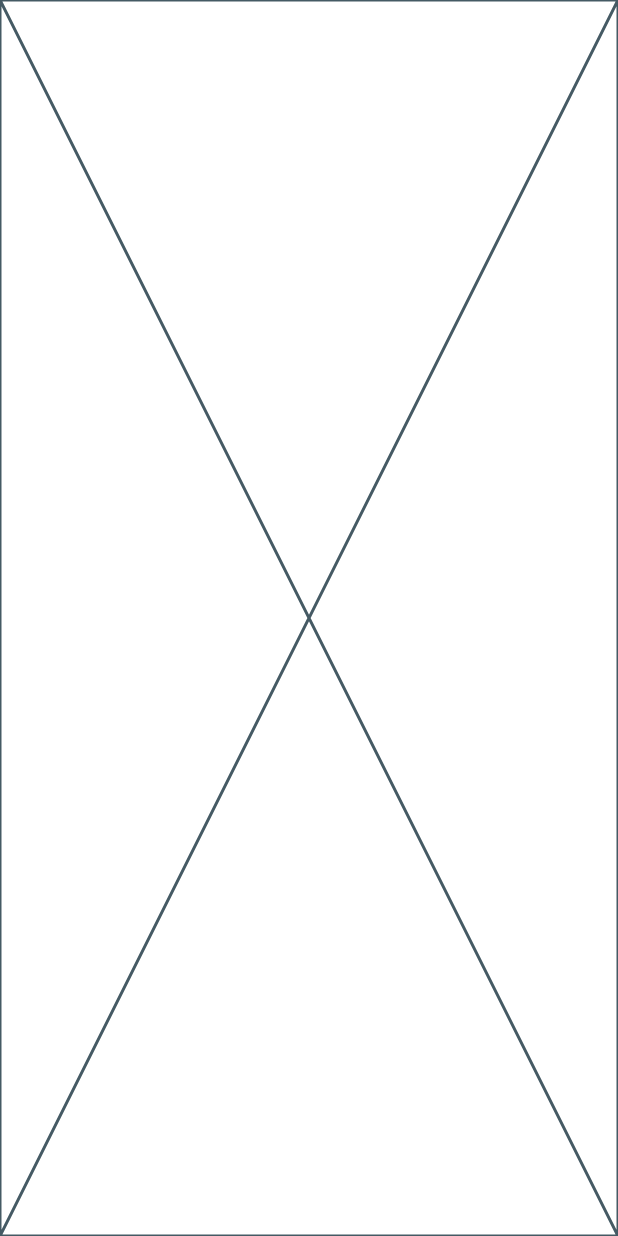
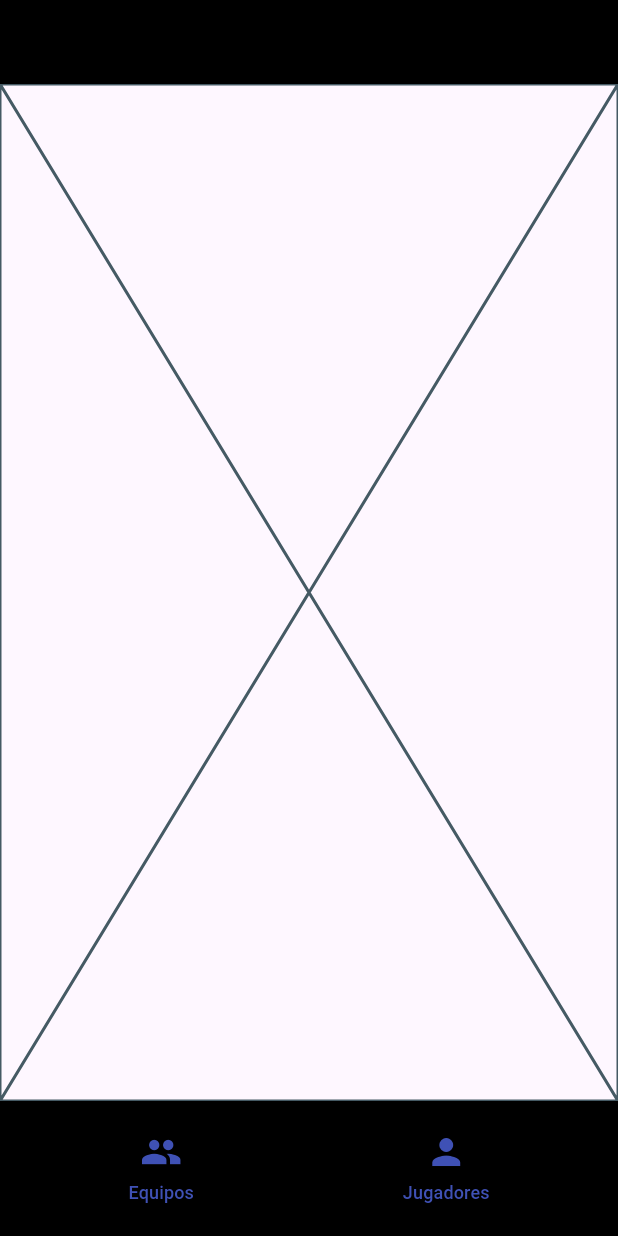
Before and after one commit to Roypc86/VoleibolTeamCreator, a Flutter app: the screen it shows after launch, on a phone screen of 412 x 824 dp. Run offline on Flutter 3.47's test engine with Material 3 defaults, Android fonts, the phone set to English and light mode, and no system bars.

Commit message:
Adding basic home screen

```diff
--- a/voleibolteamcreator/lib/views/home_screen.dart
+++ b/voleibolteamcreator/lib/views/home_screen.dart
@@ -1,12 +1,33 @@
 import 'package:flutter/material.dart';
-import 'package:provider/provider.dart';
-import 'package:voleibolteamcreator/viewmodels/home_viewmodel.dart';
+import 'package:voleibolteamcreator/views/widgets/bottom_button.dart';
 
 class HomeScreen extends StatelessWidget {
   const HomeScreen({super.key});
 
   @override
   Widget build(BuildContext context) {
-    return Placeholder();
+    return Scaffold(
+      appBar: AppBar(
+        backgroundColor: Colors.black,
+      ),
+      bottomNavigationBar: const BottomAppBar(
+        color: Colors.black,
+        height: 90.0,
+        child: OverflowBar(
+          alignment: MainAxisAlignment.spaceAround,
+          children: [
+            BottomButton(
+              title: "Equipos",
+              icon: Icon(Icons.group, color: Colors.indigo, size: 28),
+            ),
+            BottomButton(
+              title: "Jugadores",
+              icon: Icon(Icons.person, color: Colors.indigo, size: 28),
+            ),
+          ],
+        ),
+      ),
+      body: const SafeArea(child: Placeholder()),
+    );
   }
 }
--- /dev/null
+++ b/voleibolteamcreator/lib/views/widgets/bottom_button.dart
@@ -0,0 +1,27 @@
+import 'package:flutter/material.dart';
+
+class BottomButton extends StatelessWidget {
+  final String title;
+  final Icon icon;
+
+  const BottomButton({super.key, required this.title, required this.icon});
+
+  @override
+  Widget build(BuildContext context) {
+    return TextButton(
+      onPressed: () {},
+      child: Column(
+        mainAxisSize: MainAxisSize.min,
+        children: [
+          icon, //
+          const SizedBox(height: 4),
+          Text(title,
+              style: const TextStyle(
+                color: Colors.indigo,
+                fontSize: 12,
+              )),
+        ],
+      ),
+    );
+  }
+}
```
